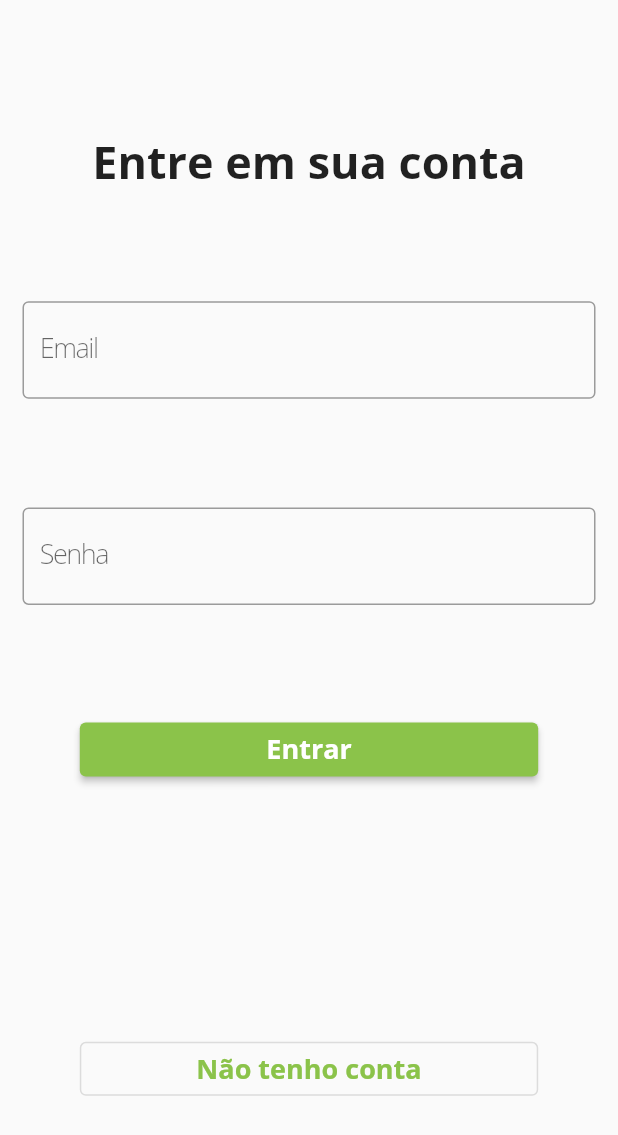
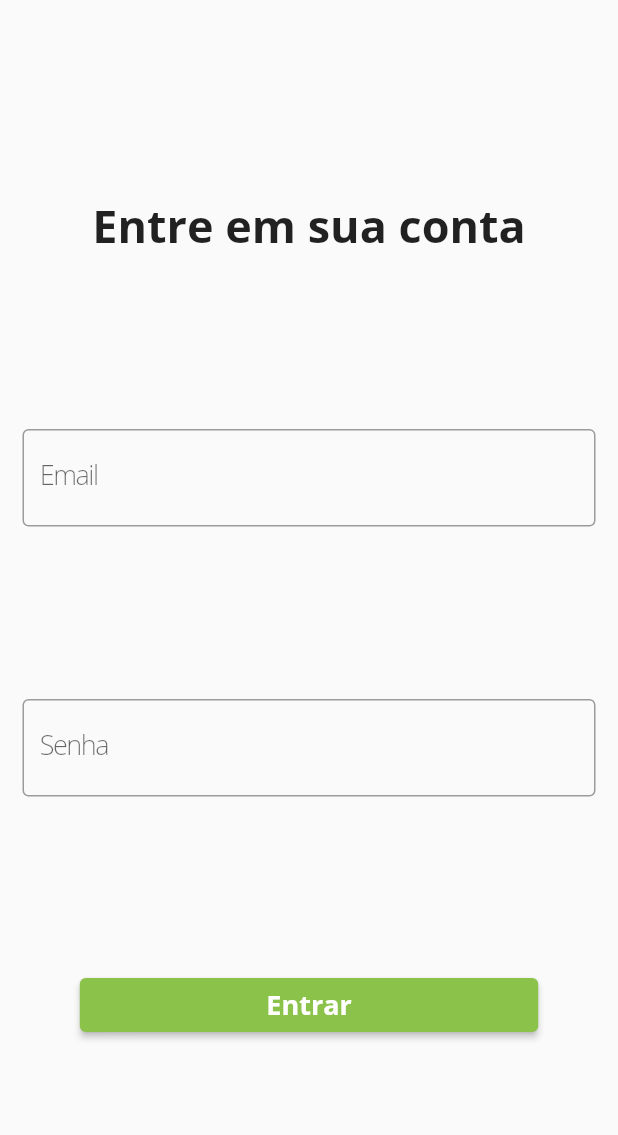
Before and after one commit to ifpr-paranavai/hawker-geo, a Flutter app: the LoginModal widget shown alone on an empty page, opened directly, on a phone screen of 412 x 824 dp. Shown: the top 1135 px of the screen. Run offline on Flutter 3.47's test engine with Material 2 defaults, Android fonts, the phone set to English and light mode, and no system bars; our stand-ins replace brasil_fields, cached_network_image, cloud_firestore, firebase_auth, firebase_core, flutter_map and 7 more; missing offline and left inert: blobs; accounts and stored records are empty.

Commit message:
Some fixes and improvements

```diff
--- a/hawker-geo-app/lib/core/utils/util.dart
+++ b/hawker-geo-app/lib/core/utils/util.dart
@@ -68,8 +68,8 @@ class Util {
               companyName: "Vendedor $i",
               cpf: "005522552",
               description:
-                  "Lorem Ipsum is simply dummy text of the printing and typesetting industry. Lorem Ipsum has been the industry's standard dummy text ever since the 1500s, when an unknown printer took a galley of type and scrambled it to make a type specimen book. It has survived not only five centuries, but also the leap into electronic typesetting, remaining essentially unchanged.",
-              categories: [category],
+                  "Lorem ipsum dolor sit amet, consectetur adipiscing elit, sed do eiusmod tempor incididunt ut labore et dolore magna aliqua. Ut enim ad minim veniam...",
+              categories: <HawkerCategoryEnum>[category],
               averageRating: 3)));
     }
   }
--- a/hawker-geo-app/lib/ui/home/home_controller.dart
+++ b/hawker-geo-app/lib/ui/home/home_controller.dart
@@ -71,7 +71,7 @@ class HomeController {
     await showModalBottomSheet(
       context: context,
       builder: (context) => FractionallySizedBox(
-          heightFactor: 0.85,
+          heightFactor: 0.6,
           child: LoginModal(
             onLogged: (login) {
               tryLogin(context, login);
@@ -124,6 +124,7 @@ class HomeController {
             hawkerDetails: HawkerDetails.fromJson(data[User.HAWKER_DETAILS])));
       }
     });
+    debugPrint("buscou users");
     return users;
   }
 
--- a/hawker-geo-app/lib/ui/shared/login_modal_widget.dart
+++ b/hawker-geo-app/lib/ui/shared/login_modal_widget.dart
@@ -60,19 +60,19 @@ class _LoginModalState extends State<LoginModal> {
               ),
             ),
           ),
-          const SizedBox(
-            height: 20,
-          ),
-          FractionallySizedBox(
-            widthFactor: 0.8,
-            child: OutlinedButton(
-              onPressed: () => CustomRouter.pushPage(context, const RegisterPrimeStepPage()),
-              child: const Text(
-                "Não tenho conta",
-                style: TextStyle(fontSize: 18),
-              ),
-            ),
-          ),
+          // const SizedBox(
+          //   height: 20,
+          // ),
+          // FractionallySizedBox(
+          //   widthFactor: 0.8,
+          //   child: OutlinedButton(
+          //     onPressed: () => CustomRouter.pushPage(context, const RegisterPrimeStepPage()),
+          //     child: const Text(
+          //       "Não tenho conta",
+          //       style: TextStyle(fontSize: 18),
+          //     ),
+          //   ),
+          // ),
         ],
       ),
     );
```
Also changed, not shown: hawker-geo-app/lib/core/model/hawker_details.dart (+11 -6 lines), hawker-geo-app/lib/ui/home/screen/components/hawker_details_widget.dart (+9 -1 lines), hawker-geo-app/lib/ui/home/screen/home_widget.dart (+4 -3 lines).
